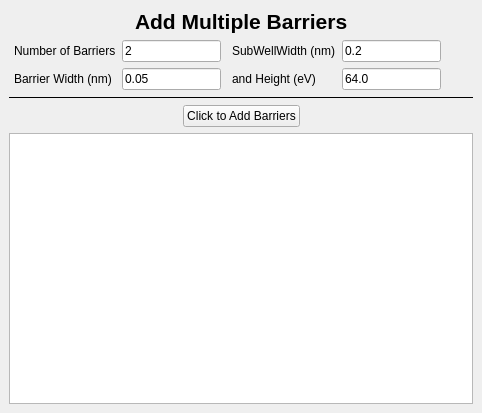
Old version of the form src/AddMultiBarriersDock.ui in the repository dukecld/QuantumWell.
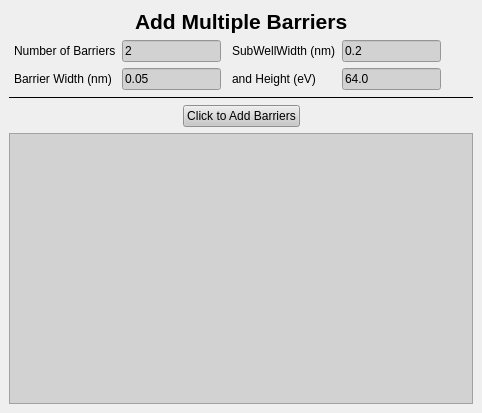
New version of the form.

What changed in the file:
```diff
--- a/src/AddMultiBarriersDock.ui
+++ b/src/AddMultiBarriersDock.ui
@@ -10,6 +10,25 @@
     <height>413</height>
    </rect>
   </property>
+  <property name="styleSheet">
+   <string notr="true">
+QLineEdit, QTextEdit, QComboBox
+{
+	
+	
+	background-color: rgb(210, 210, 210);
+}
+QPushButton
+{
+	
+	background-color: rgb(200, 200, 200);
+}
+QLabel
+{
+
+}
+</string>
+  </property>
   <property name="features">
    <set>QDockWidget::DockWidgetFloatable|QDockWidget::DockWidgetMovable</set>
   </property>
```
